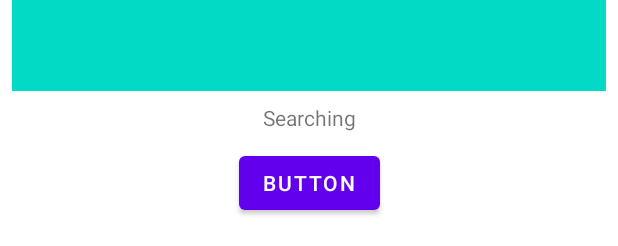
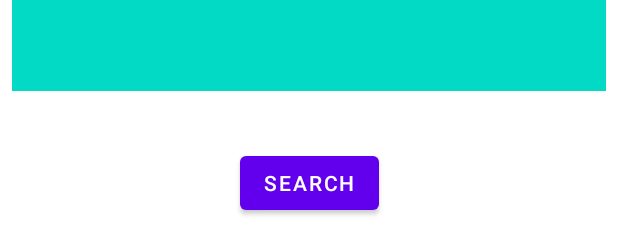
Before and after one commit to Harnet69/FindBluetooth, an Android app: the layout finder_fragment.xml on its own in the app's theme, with its tools: preview values and no code run, on a phone screen of 412 x 824 dp. Shown: the part 987-1233 px from the top of the screen. Run offline under Robolectric (Android 15) with nearby library versions, the phone set to English and light mode, and no system bars.

```diff
--- /dev/null
+++ b/app/src/main/java/com/harnet/findbluetooth/model/Device.kt
@@ -0,0 +1,5 @@
+package com.harnet.findbluetooth.model
+
+data class Device(
+    val name: String
+)
--- a/app/src/main/res/layout/finder_fragment.xml
+++ b/app/src/main/res/layout/finder_fragment.xml
@@ -21,21 +21,22 @@
 
         <com.google.android.material.textview.MaterialTextView
             android:id="@+id/search_status"
+            android:visibility="invisible"
             android:layout_width="wrap_content"
             android:layout_height="wrap_content"
             android:layout_marginBottom="10dp"
-            android:text="Searching"
-            app:layout_constraintBottom_toTopOf="@+id/button"
+            android:text="@string/finder_searching"
+            app:layout_constraintBottom_toTopOf="@+id/btn_search"
             app:layout_constraintEnd_toEndOf="parent"
             app:layout_constraintHorizontal_bias="0.5"
             app:layout_constraintStart_toStartOf="parent" />
 
         <com.google.android.material.button.MaterialButton
-            android:id="@+id/button"
+            android:id="@+id/btn_search"
             android:layout_width="wrap_content"
             android:layout_height="wrap_content"
             android:layout_marginBottom="20dp"
-            android:text="Button"
+            android:text="@string/finder_btn_search"
             app:layout_constraintBottom_toBottomOf="parent"
             app:layout_constraintEnd_toEndOf="parent"
             app:layout_constraintHorizontal_bias="0.5"
--- a/app/src/main/res/values/strings.xml
+++ b/app/src/main/res/values/strings.xml
@@ -1,3 +1,5 @@
 <resources>
     <string name="app_name">FindBluetooth</string>
+    <string name="finder_btn_search">Search</string>
+    <string name="finder_searching">Searching...</string>
 </resources>
```
Also changed, not shown: app/src/main/java/com/harnet/findbluetooth/finder/FinderFragment.kt (+21 -0 lines), app/src/main/java/com/harnet/findbluetooth/finder/FinderViewModel.kt (+33 -1 lines), 1 other file.
